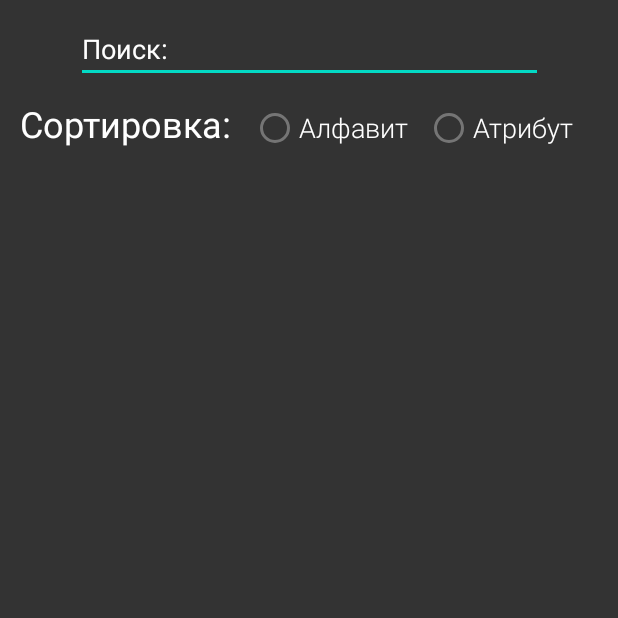
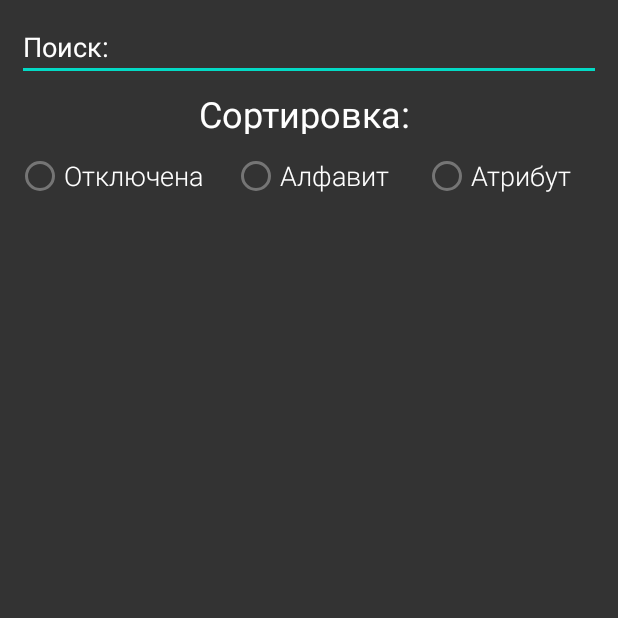
Before and after one commit to Polyak237/DotaHelper, an Android app: the Heroes screen opened directly, with no data from a screen before it, on a phone screen of 412 x 824 dp, the top half of it. Run offline under Robolectric (Android 15) with nearby library versions, the phone set to English and light mode, and no system bars.

Commit message:
Корректировка интерфейса (хочу спать)

```diff
--- a/app/src/main/java/com/example/DotaHelper/Heroes.java
+++ b/app/src/main/java/com/example/DotaHelper/Heroes.java
@@ -3,6 +3,8 @@ package com.example.DotaHelper;
 import androidx.appcompat.app.AppCompatActivity;
 
 import android.os.Bundle;
+import android.view.View;
+import android.widget.Button;
 
 public class Heroes extends AppCompatActivity {
 
@@ -10,5 +12,36 @@ public class Heroes extends AppCompatActivity {
     protected void onCreate(Bundle savedInstanceState) {
         super.onCreate(savedInstanceState);
         setContentView(R.layout.activity_heroes);
+        addListenerOnButtonSortAlf ();
+        addListenerOnButtonSortAtr ();
+    }
+
+    private Button btnHeroesSortAlf;
+    private Button btnHeroesSortAtr;
+
+    public void addListenerOnButtonSortAlf () {
+        btnHeroesSortAlf = (Button)findViewById(R.id.btnItemsSortAlf);
+
+        btnHeroesSortAlf.setOnClickListener(
+                new View.OnClickListener() {
+                    @Override
+                    public void onClick(View v) {
+
+                    }
+                }
+        );
+    }
+
+    public void addListenerOnButtonSortAtr () {
+        btnHeroesSortAtr = (Button)findViewById(R.id.btnItemssSortAtr);
+
+        btnHeroesSortAtr.setOnClickListener(
+                new View.OnClickListener() {
+                    @Override
+                    public void onClick(View v) {
+
+                    }
+                }
+        );
     }
 }
--- a/app/src/main/java/com/example/DotaHelper/Items.java
+++ b/app/src/main/java/com/example/DotaHelper/Items.java
@@ -11,4 +11,6 @@ public class Items extends AppCompatActivity {
         super.onCreate(savedInstanceState);
         setContentView(R.layout.activity_items);
     }
+
+
 }
--- a/app/src/main/res/layout/activity_heroes.xml
+++ b/app/src/main/res/layout/activity_heroes.xml
@@ -7,68 +7,74 @@
     android:background="#333333"
     tools:context=".Heroes">
 
-    <LinearLayout
-        android:layout_width="match_parent"
-        android:layout_height="60dp"
-        android:layout_marginTop="55dp"
+    <RadioGroup
+        android:id="@+id/radioGroup"
+        android:layout_width="391dp"
+        android:layout_height="76dp"
+        android:layout_marginTop="4dp"
         android:orientation="horizontal"
+        app:layout_constraintEnd_toEndOf="parent"
         app:layout_constraintStart_toStartOf="parent"
-        app:layout_constraintTop_toTopOf="parent">
-
-        <TextView
-            android:id="@+id/textSort"
-            android:layout_width="167dp"
-            android:layout_height="wrap_content"
-            android:fontFamily="sans-serif"
-            android:gravity="center"
-            android:text="Сортировка:"
-            android:textColor="#FFFFFF"
-            android:textSize="24sp" />
+        app:layout_constraintTop_toBottomOf="@+id/textSort">
 
         <RadioButton
-            android:id="@+id/btnHeroesSortAlf"
-            android:layout_width="116dp"
-            android:layout_height="match_parent"
+            android:id="@+id/btnHeroesSortOff"
+            android:layout_width="144dp"
+            android:layout_height="wrap_content"
+            android:fontFamily="sans-serif-light"
+            android:text="Отключена"
+            android:textColor="#FFFFFF"
+            android:textSize="18sp" />
+
+        <RadioButton
+            android:id="@+id/btnItemsSortAlf"
+            android:layout_width="127dp"
+            android:layout_height="wrap_content"
             android:fontFamily="sans-serif-light"
             android:text="Алфавит"
             android:textColor="#FFFFFF"
             android:textSize="18sp" />
 
         <RadioButton
-            android:id="@+id/btnHeroesSortAtr"
+            android:id="@+id/btnItemssSortAtr"
             android:layout_width="wrap_content"
-            android:layout_height="match_parent"
+            android:layout_height="wrap_content"
             android:layout_weight="1"
             android:fontFamily="sans-serif-light"
             android:text="Атрибут"
             android:textColor="#FFFFFF"
             android:textSize="18sp" />
-    </LinearLayout>
 
-    <ScrollView
-        android:layout_width="414dp"
-        android:layout_height="603dp"
-        android:layout_marginTop="120dp"
+    </RadioGroup>
+
+    <TextView
+        android:id="@+id/textSort"
+        android:layout_width="150dp"
+        android:layout_height="30dp"
+        android:layout_marginStart="128dp"
+        android:layout_marginLeft="128dp"
+        android:layout_marginTop="5dp"
+        android:fontFamily="sans-serif"
+        android:gravity="center"
+        android:text="Сортировка:"
+        android:textColor="#FFFFFF"
+        android:textSize="24sp"
         app:layout_constraintStart_toStartOf="parent"
-        app:layout_constraintTop_toTopOf="parent">
-
-        <LinearLayout
-            android:layout_width="match_parent"
-            android:layout_height="wrap_content"
-            android:orientation="vertical" />
-    </ScrollView>
+        app:layout_constraintTop_toBottomOf="@+id/findItems" />
 
     <EditText
-        android:id="@+id/findHeroes"
-        android:layout_width="311dp"
-        android:layout_height="43dp"
-        android:layout_marginTop="12dp"
+        android:id="@+id/findItems"
+        android:layout_width="389dp"
+        android:layout_height="44dp"
         android:ems="10"
+        android:hint="Поиск:"
         android:inputType="textPersonName"
-        android:text="Поиск:"
         android:textColor="@color/white"
+        android:textColorHint="@color/white"
+        app:layout_constraintBottom_toBottomOf="parent"
         app:layout_constraintEnd_toEndOf="parent"
         app:layout_constraintStart_toStartOf="parent"
-        app:layout_constraintTop_toTopOf="parent" />
+        app:layout_constraintTop_toTopOf="parent"
+        app:layout_constraintVertical_bias="0.013" />
 
 </androidx.constraintlayout.widget.ConstraintLayout>
```
Also changed, not shown: app/src/main/res/layout/activity_items.xml (+46 -37 lines).
